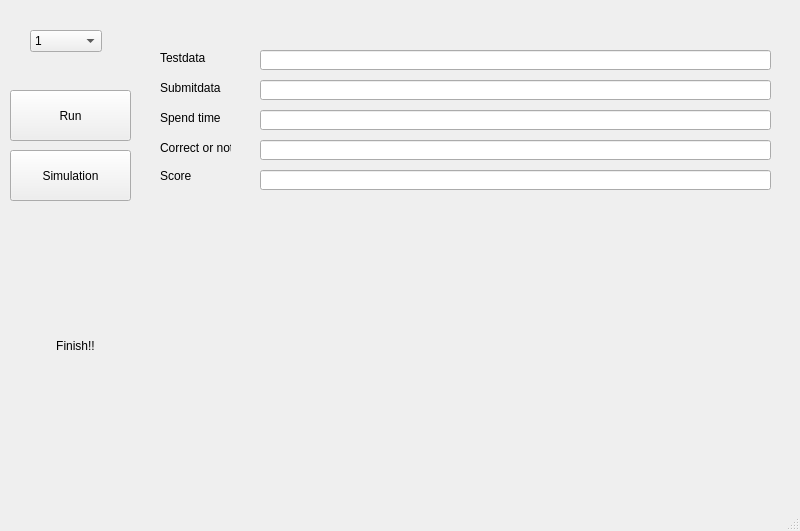
Old version of the form mainwindow.ui in the repository david20571015/AOOP_final.
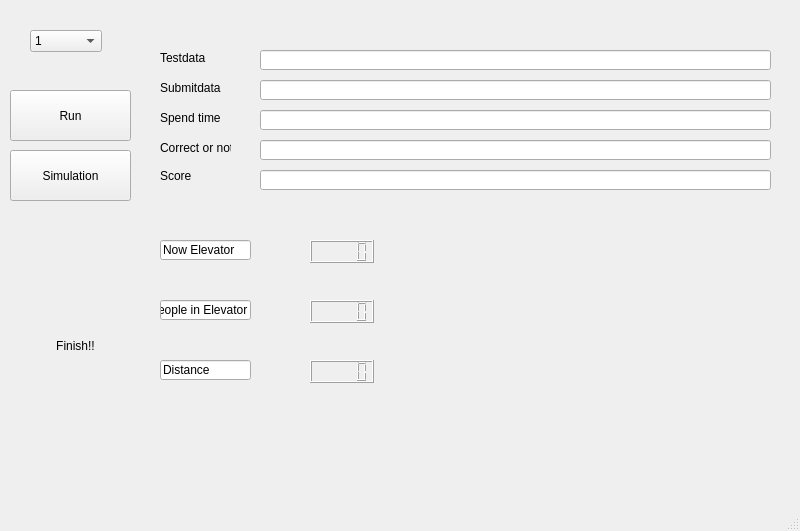
New version of the form.

```diff
--- a/mainwindow.ui
+++ b/mainwindow.ui
@@ -331,6 +331,75 @@
      </rect>
     </property>
    </widget>
+   <widget class="QLineEdit" name="lineEdit">
+    <property name="geometry">
+     <rect>
+      <x>160</x>
+      <y>240</y>
+      <width>91</width>
+      <height>20</height>
+     </rect>
+    </property>
+    <property name="text">
+     <string>Now Elevator</string>
+    </property>
+   </widget>
+   <widget class="QLineEdit" name="lineEdit_2">
+    <property name="geometry">
+     <rect>
+      <x>160</x>
+      <y>300</y>
+      <width>91</width>
+      <height>20</height>
+     </rect>
+    </property>
+    <property name="text">
+     <string>People in Elevator</string>
+    </property>
+   </widget>
+   <widget class="QLineEdit" name="lineEdit_3">
+    <property name="geometry">
+     <rect>
+      <x>160</x>
+      <y>360</y>
+      <width>91</width>
+      <height>20</height>
+     </rect>
+    </property>
+    <property name="text">
+     <string>Distance</string>
+    </property>
+   </widget>
+   <widget class="QLCDNumber" name="LCD_noweleavator">
+    <property name="geometry">
+     <rect>
+      <x>310</x>
+      <y>240</y>
+      <width>64</width>
+      <height>23</height>
+     </rect>
+    </property>
+   </widget>
+   <widget class="QLCDNumber" name="LCD_people">
+    <property name="geometry">
+     <rect>
+      <x>310</x>
+      <y>300</y>
+      <width>64</width>
+      <height>23</height>
+     </rect>
+    </property>
+   </widget>
+   <widget class="QLCDNumber" name="LCD_distance">
+    <property name="geometry">
+     <rect>
+      <x>310</x>
+      <y>360</y>
+      <width>64</width>
+      <height>23</height>
+     </rect>
+    </property>
+   </widget>
   </widget>
   <widget class="QMenuBar" name="menubar">
    <property name="geometry">
```
